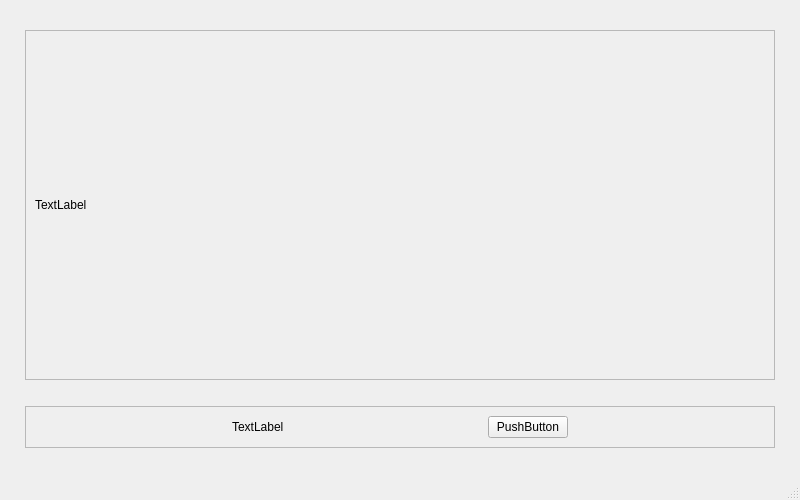
Before: the Qt Designer form ui/mainwindow.ui in ConstantineQAQ/Feiteng, drawn with Qt 5.
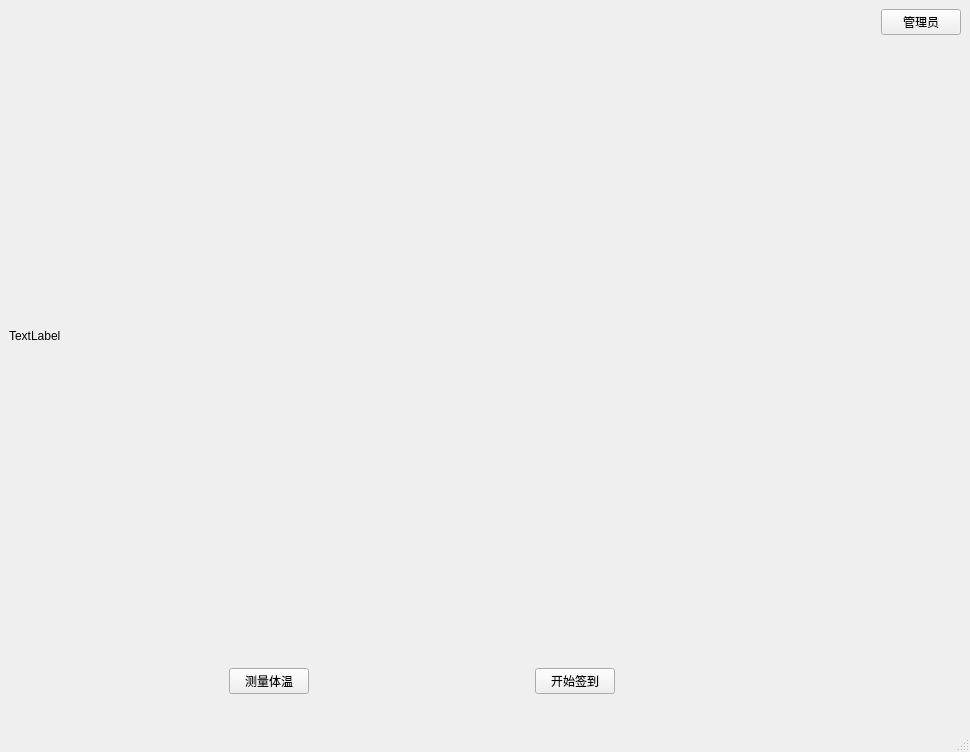
After: the same form once the commit is applied.

```diff
--- a/ui/mainwindow.ui
+++ b/ui/mainwindow.ui
@@ -6,28 +6,41 @@
    <rect>
     <x>0</x>
     <y>0</y>
-    <width>800</width>
-    <height>500</height>
+    <width>970</width>
+    <height>752</height>
    </rect>
   </property>
   <property name="minimumSize">
    <size>
-    <width>800</width>
-    <height>500</height>
+    <width>970</width>
+    <height>752</height>
    </size>
   </property>
   <property name="maximumSize">
    <size>
-    <width>800</width>
-    <height>500</height>
+    <width>970</width>
+    <height>752</height>
    </size>
   </property>
   <property name="windowTitle">
    <string>MainWindow</string>
   </property>
   <widget class="QWidget" name="centralwidget">
-   <layout class="QGridLayout" name="gridLayout_3">
-    <item row="0" column="1">
+   <layout class="QGridLayout" name="gridLayout">
+    <item row="2" column="2">
+     <spacer name="verticalSpacer_4">
+      <property name="orientation">
+       <enum>Qt::Vertical</enum>
+      </property>
+      <property name="sizeHint" stdset="0">
+       <size>
+        <width>20</width>
+        <height>643</height>
+       </size>
+      </property>
+     </spacer>
+    </item>
+    <item row="0" column="0" rowspan="3">
      <layout class="QVBoxLayout" name="verticalLayout">
       <item>
        <spacer name="verticalSpacer_2">
@@ -43,34 +56,22 @@
        </spacer>
       </item>
       <item>
-       <widget class="QFrame" name="frame">
-        <property name="minimumSize">
-         <size>
-          <width>750</width>
-          <height>350</height>
-         </size>
-        </property>
-        <property name="maximumSize">
-         <size>
-          <width>750</width>
-          <height>350</height>
-         </size>
-        </property>
-        <property name="frameShape">
-         <enum>QFrame::StyledPanel</enum>
-        </property>
-        <property name="frameShadow">
-         <enum>QFrame::Raised</enum>
-        </property>
-        <layout class="QGridLayout" name="gridLayout">
-         <item row="0" column="0">
           <widget class="QLabel" name="face_label">
+        <property name="minimumSize">
+         <size>
+          <width>800</width>
+          <height>600</height>
+         </size>
+        </property>
+        <property name="maximumSize">
+         <size>
+          <width>800</width>
+          <height>600</height>
+         </size>
+        </property>
            <property name="text">
             <string>TextLabel</string>
            </property>
-          </widget>
-         </item>
-        </layout>
        </widget>
       </item>
       <item>
@@ -78,9 +79,6 @@
         <property name="orientation">
          <enum>Qt::Vertical</enum>
         </property>
-        <property name="sizeType">
-         <enum>QSizePolicy::Expanding</enum>
-        </property>
         <property name="sizeHint" stdset="0">
          <size>
           <width>20</width>
@@ -90,69 +88,61 @@
        </spacer>
       </item>
       <item>
-       <widget class="QFrame" name="frame_2">
-        <property name="frameShape">
-         <enum>QFrame::StyledPanel</enum>
-        </property>
-        <property name="frameShadow">
-         <enum>QFrame::Raised</enum>
-        </property>
-        <layout class="QGridLayout" name="gridLayout_2">
-         <item row="0" column="2">
+       <layout class="QHBoxLayout" name="horizontalLayout">
+        <item>
+         <spacer name="horizontalSpacer_2">
+          <property name="orientation">
+           <enum>Qt::Horizontal</enum>
+          </property>
+          <property name="sizeHint" stdset="0">
+           <size>
+            <width>40</width>
+            <height>20</height>
+           </size>
+          </property>
+         </spacer>
+        </item>
+        <item>
+         <widget class="QPushButton" name="temper_pushButton">
+          <property name="text">
+           <string>测量体温</string>
+          </property>
+         </widget>
+        </item>
+        <item>
           <spacer name="horizontalSpacer">
            <property name="orientation">
             <enum>Qt::Horizontal</enum>
            </property>
            <property name="sizeHint" stdset="0">
             <size>
-             <width>180</width>
+            <width>40</width>
              <height>20</height>
             </size>
            </property>
           </spacer>
          </item>
-         <item row="0" column="1">
-          <widget class="QLabel" name="faceResult_label">
+        <item>
+         <widget class="QPushButton" name="work_pushButton">
            <property name="text">
-            <string>TextLabel</string>
+           <string>开始签到</string>
            </property>
           </widget>
          </item>
-         <item row="0" column="5">
+        <item>
           <spacer name="horizontalSpacer_3">
            <property name="orientation">
             <enum>Qt::Horizontal</enum>
            </property>
            <property name="sizeHint" stdset="0">
             <size>
-             <width>179</width>
+            <width>40</width>
              <height>20</height>
             </size>
            </property>
           </spacer>
          </item>
-         <item row="0" column="0">
-          <spacer name="horizontalSpacer_2">
-           <property name="orientation">
-            <enum>Qt::Horizontal</enum>
-           </property>
-           <property name="sizeHint" stdset="0">
-            <size>
-             <width>179</width>
-             <height>20</height>
-            </size>
-           </property>
-          </spacer>
-         </item>
-         <item row="0" column="4">
-          <widget class="QPushButton" name="pushButton">
-           <property name="text">
-            <string>PushButton</string>
-           </property>
-          </widget>
-         </item>
-        </layout>
-       </widget>
+       </layout>
       </item>
       <item>
        <spacer name="verticalSpacer_3">
@@ -169,11 +159,14 @@
       </item>
      </layout>
     </item>
-    <item row="0" column="2">
+    <item row="0" column="1">
      <spacer name="horizontalSpacer_4">
       <property name="orientation">
        <enum>Qt::Horizontal</enum>
       </property>
+      <property name="sizeType">
+       <enum>QSizePolicy::Fixed</enum>
+      </property>
       <property name="sizeHint" stdset="0">
        <size>
         <width>40</width>
@@ -182,18 +175,12 @@
       </property>
      </spacer>
     </item>
-    <item row="0" column="0">
-     <spacer name="horizontalSpacer_5">
-      <property name="orientation">
-       <enum>Qt::Horizontal</enum>
+    <item row="0" column="2">
+     <widget class="QPushButton" name="admin_pushButton">
+      <property name="text">
+       <string>管理员</string>
       </property>
-      <property name="sizeHint" stdset="0">
-       <size>
-        <width>40</width>
-        <height>20</height>
-       </size>
-      </property>
-     </spacer>
+     </widget>
     </item>
    </layout>
   </widget>
```
Left out of the diff: 2 changed lines with no effect on the pictures. Lines whose indentation alone changed are shown as unchanged.
